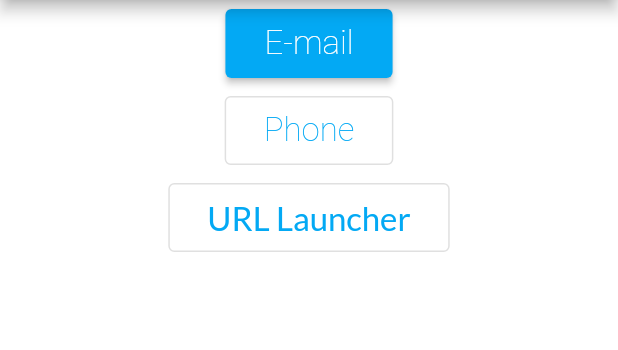
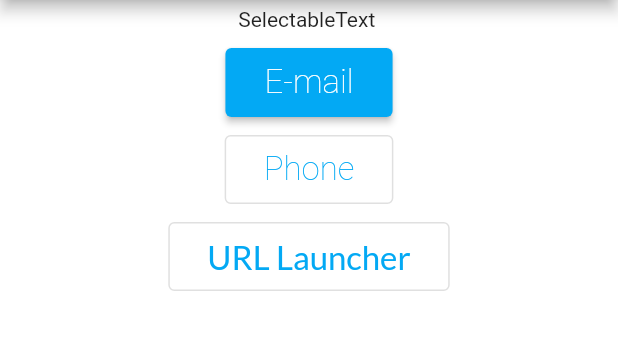
Before and after one commit to marcelors15/EmailPhone, a Flutter app: the screen it shows after launch, on a phone screen of 412 x 824 dp, the part 84-434 px from its top. Run offline on Flutter 3.47's test engine with Material 2 defaults, Android fonts, the light colour scheme and no system bars; our stand-ins replace google_fonts, image_picker; missing offline and left inert: flutter_mailer, flutter_phone_direct_caller.

Commit message:
Update main.dart

```diff
--- a/lib/main.dart
+++ b/lib/main.dart
@@ -52,6 +52,13 @@ class _MyHomePageState extends State<MyHomePage> {
             mainAxisSize: MainAxisSize.max,
             crossAxisAlignment: CrossAxisAlignment.center,
             children: <Widget>[
+              Padding(
+                padding: const EdgeInsets.all(5.0),
+                child: SelectableText("SelectableText"),
+                //child: EditableText("EditableText"),
+              ),
+
+
               Padding(
                 padding: const EdgeInsets.all(5.0),
                 child: ElevatedButton(
```
